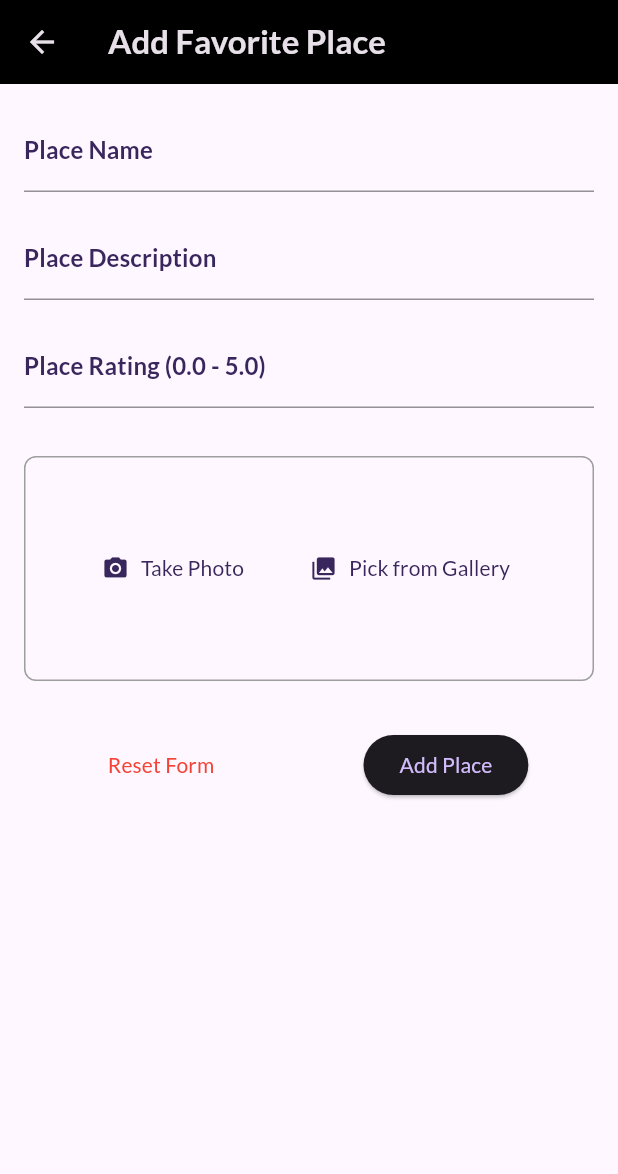
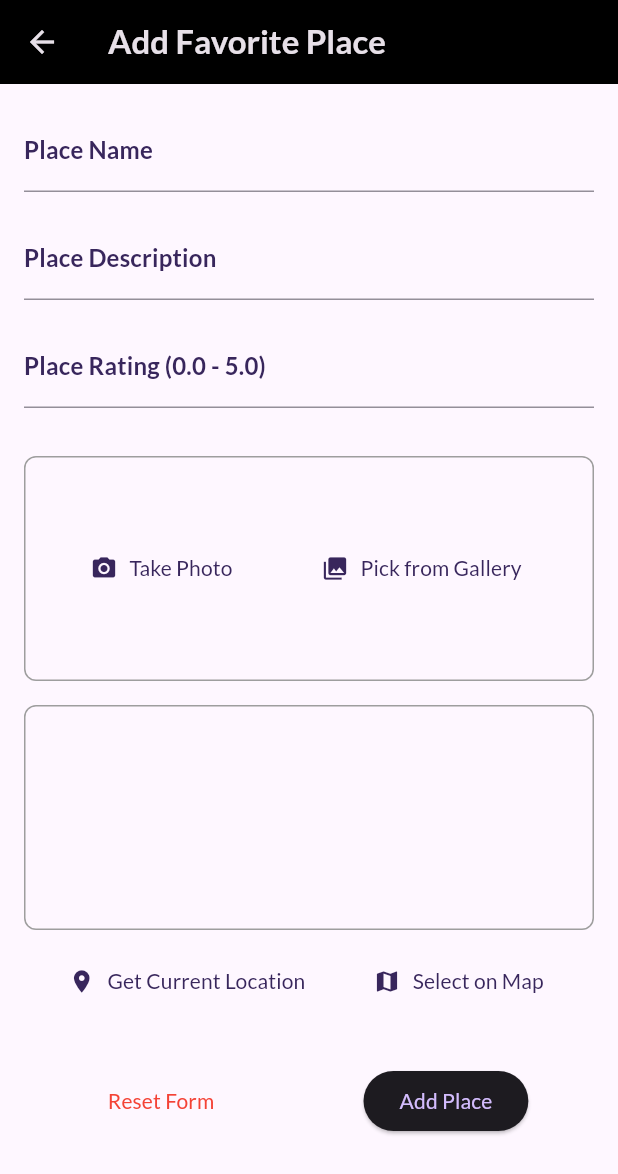
Before and after one commit to rizkyramdhonaputra/basandid-favorites-places-apps, a Flutter app: the screen it shows after launch, after a tap on the "add" icon, on a phone screen of 412 x 824 dp. Shown: the top 1174 px of the screen. Run offline on Flutter 3.47's test engine with Material 3 defaults, Android fonts, the phone set to English and light mode, and no system bars; our stand-ins replace flutter_riverpod, google_fonts, image_picker.

Commit message:
implement ImageInput

```diff
--- a/lib/screens/addfavorite_screen.dart
+++ b/lib/screens/addfavorite_screen.dart
@@ -1,10 +1,11 @@
 import 'dart:io';
 
+import 'package:aplikasi_favoritesplaces/widgets/imageinput_widget.dart';
+import 'package:aplikasi_favoritesplaces/widgets/locationinput_widget.dart';
 import 'package:flutter/material.dart';
 import 'package:aplikasi_favoritesplaces/providers/favoritesplaces_provider.dart';
 import 'package:flutter_riverpod/flutter_riverpod.dart';
 import 'package:aplikasi_favoritesplaces/models/favoriteplaces_models.dart';
-import 'package:image_picker/image_picker.dart';
 import 'package:uuid/uuid.dart';
 
 class AddFavoriteScreen extends ConsumerStatefulWidget {
@@ -21,7 +22,6 @@ class _AddFavoriteScreenState extends ConsumerState<AddFavoriteScreen> {
   double _placeRating = 0.0;
   final uuid = const Uuid();
   File? _placeImage;
-  final _imagePicker = ImagePicker();
 
   AppBar _buildAppBar(BuildContext context) {
     return AppBar(title: const Text('Add Favorite Place'));
@@ -107,94 +107,6 @@ class _AddFavoriteScreenState extends ConsumerState<AddFavoriteScreen> {
     );
   }
 
-  Future<void> _pickGallery() async {
-    final pickedFile = await _imagePicker.pickImage(
-      source: ImageSource.gallery,
-    );
-    if (pickedFile != null) {
-      setState(() {
-        _placeImage = File(pickedFile.path);
-      });
-    }
-  }
-
-  Future<void> _takePhoto() async {
-    final pickedFile = await _imagePicker.pickImage(source: ImageSource.camera);
-    if (pickedFile != null) {
-      setState(() {
-        _placeImage = File(pickedFile.path);
-      });
-    }
-  }
-
-  Widget _buildImageInput() {
-    return Container(
-      height: 150,
-      width: double.infinity,
-      alignment: Alignment.center,
-      decoration: BoxDecoration(
-        border: Border.all(color: Colors.grey),
-        borderRadius: BorderRadius.circular(8),
-      ),
-      child: _placeImage != null
-          ? Stack(
-              children: [
-                Image.file(
-                  _placeImage!,
-                  width: double.infinity,
-                  height: double.infinity,
-                  fit: BoxFit.cover,
-                ),
-                Positioned(
-                  top: 8,
-                  right: 8,
-                  child: TextButton.icon(
-                    onPressed: () {
-                      setState(() {
-                        _placeImage = null;
-                      });
-                    },
-                    icon: Icon(Icons.refresh_outlined, color: Colors.white),
-                    label: Text('Reset', style: TextStyle(color: Colors.white)),
-                  ),
-                ),
-              ],
-            )
-          : Row(
-              mainAxisAlignment: MainAxisAlignment.center,
-              children: [
-                TextButton.icon(
-                  onPressed: _takePhoto,
-                  icon: Icon(
-                    Icons.camera_alt,
-                    color: Theme.of(context).colorScheme.onPrimary,
-                  ),
-                  label: Text(
-                    'Take Photo',
-                    style: TextStyle(
-                      color: Theme.of(context).colorScheme.onPrimary,
-                    ),
-                  ),
-                ),
-                const SizedBox(width: 16),
-                TextButton.icon(
-                  onPressed: _pickGallery,
-                  icon: Icon(
-                    Icons.photo_library,
-                    color: Theme.of(context).colorScheme.onPrimary,
-                  ),
-                  label: Text(
-                    'Pick from Gallery',
-                    style: TextStyle(
-                      color: Theme.of(context).colorScheme.onPrimary,
-                    ),
-                  ),
-                ),
-              ],
-            ),
-    );
-  }
-
   void _submitForm() {
     if (_formKey.currentState!.validate()) {
       _formKey.currentState!.save();
@@ -235,8 +147,10 @@ class _AddFavoriteScreenState extends ConsumerState<AddFavoriteScreen> {
             const SizedBox(height: 16),
             _buildRatingField(),
             const SizedBox(height: 32),
-            _buildImageInput(),
-            const SizedBox(height: 32),
+            ImageInput(),
+            const SizedBox(height: 16),
+            LocationInput(),
+            const SizedBox(height: 32), // Add the LocationInput widget here
             Row(
               mainAxisAlignment: MainAxisAlignment.spaceEvenly,
               children: [
--- /dev/null
+++ b/lib/widgets/imageinput_widget.dart
@@ -0,0 +1,109 @@
+import 'dart:io';
+import 'package:flutter/material.dart';
+import 'package:image_picker/image_picker.dart';
+
+class ImageInput extends StatefulWidget {
+  const ImageInput({super.key});
+
+  @override
+  State<ImageInput> createState() => _ImageInputState();
+}
+
+class _ImageInputState extends State<ImageInput> {
+  File? _placeImage;
+  final _imagePicker = ImagePicker();
+
+  Future<void> _pickGallery() async {
+    final pickedFile = await _imagePicker.pickImage(
+      source: ImageSource.gallery,
+    );
+    if (pickedFile != null) {
+      setState(() {
+        _placeImage = File(pickedFile.path);
+      });
+    }
+  }
+
+  Future<void> _takePhoto() async {
+    final pickedFile = await _imagePicker.pickImage(source: ImageSource.camera);
+    if (pickedFile != null) {
+      setState(() {
+        _placeImage = File(pickedFile.path);
+      });
+    }
+  }
+
+  @override
+  Widget build(BuildContext context) {
+    return Container(
+      height: 150,
+      width: double.infinity,
+      alignment: Alignment.center,
+      decoration: BoxDecoration(
+        border: Border.all(color: Colors.grey),
+        borderRadius: BorderRadius.circular(8),
+      ),
+      child: _placeImage != null
+          ? Stack(
+              children: [
+                GestureDetector(
+                  onTap: () {
+                    _takePhoto(); // Allow user to retake photo on tap
+                    // Handle image tap if needed
+                  },
+                  child: Image.file(
+                    _placeImage!,
+                    width: double.infinity,
+                    height: double.infinity,
+                    fit: BoxFit.cover,
+                  ),
+                ),
+                Positioned(
+                  top: 8,
+                  right: 8,
+                  child: TextButton.icon(
+                    onPressed: () {
+                      setState(() {
+                        _placeImage = null;
+                      });
+                    },
+                    icon: Icon(Icons.refresh_outlined, color: Colors.white),
+                    label: Text('Reset', style: TextStyle(color: Colors.white)),
+                  ),
+                ),
+              ],
+            )
+          : Row(
+              mainAxisAlignment: MainAxisAlignment.spaceEvenly,
+              children: [
+                TextButton.icon(
+                  onPressed: _takePhoto,
+                  icon: Icon(
+                    Icons.camera_alt,
+                    color: Theme.of(context).colorScheme.onPrimary,
+                  ),
+                  label: Text(
+                    'Take Photo',
+                    style: TextStyle(
+                      color: Theme.of(context).colorScheme.onPrimary,
+                    ),
+                  ),
+                ),
+                TextButton.icon(
+                  onPressed: _pickGallery,
+                  icon: Icon(
+                    Icons.photo_library,
+                    color: Theme.of(context).colorScheme.onPrimary,
+                  ),
+                  label: Text(
+                    'Pick from Gallery',
+                    style: TextStyle(
+                      color: Theme.of(context).colorScheme.onPrimary,
+                    ),
+                  ),
+                ),
+              ],
+            ),
+    );
+  }
+}
--- /dev/null
+++ b/lib/widgets/locationinput_widget.dart
@@ -0,0 +1,59 @@
+import 'package:flutter/material.dart';
+
+class LocationInput extends StatefulWidget {
+  const LocationInput({super.key});
+
+  @override
+  State<LocationInput> createState() => _LocationInputState();
+}
+
+class _LocationInputState extends State<LocationInput> {
+  @override
+  Widget build(BuildContext context) {
+    return Column(
+      children: [
+        Container(
+          height: 150,
+          width: double.infinity,
+          alignment: Alignment.center,
+          decoration: BoxDecoration(
+            border: Border.all(color: Colors.grey),
+            borderRadius: BorderRadius.circular(8),
+          ),
+        ),
+        const SizedBox(height: 10),
+        Row(
+          mainAxisAlignment: MainAxisAlignment.spaceEvenly,
+          children: [
+            TextButton.icon(
+              icon: Icon(
+                Icons.location_on,
+                color: Theme.of(context).colorScheme.onPrimary,
+              ),
+              label: Text(
+                'Get Current Location',
+                style: TextStyle(
+                  color: Theme.of(context).colorScheme.onPrimary,
+                ),
+              ),
+              onPressed: () {},
+            ),
+            TextButton.icon(
+              icon: Icon(
+                Icons.map,
+                color: Theme.of(context).colorScheme.onPrimary,
+              ),
+              label: Text(
+                'Select on Map',
+                style: TextStyle(
+                  color: Theme.of(context).colorScheme.onPrimary,
+                ),
+              ),
+              onPressed: () {},
+            ),
+          ],
+        ),
+      ],
+    );
+  }
+}
```
Also changed, not shown: lib/screens/detailfavorite_screen.dart (+5 -10 lines), lib/screens/listfavorites_screen.dart (+4 -41 lines), lib/widgets/removeconfirmationdialog_widget.dart (added, +47 -0 lines), pubspec.yaml (+4 -3 lines), pubspec.lock, 31 other files.
